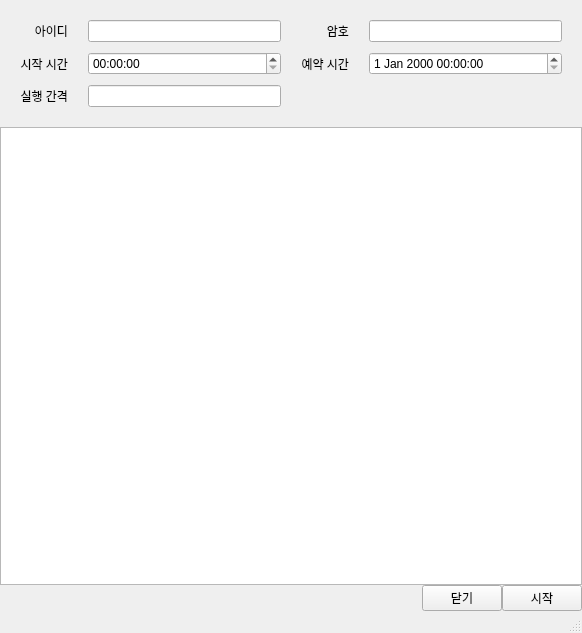
Above: app/ui/MainWindow.ui from gyuha/namyeoju-golf-club before the change. Below: the same form after it.
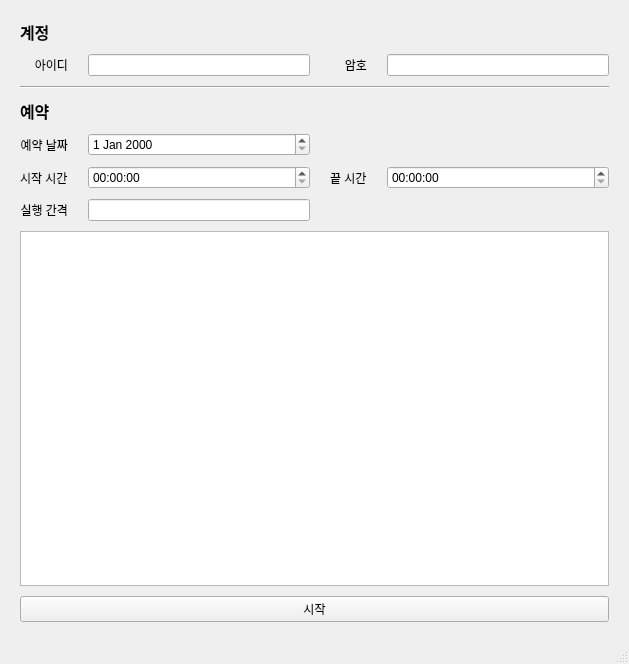
That is the form after the change.

Commit message: 예약 제작 중

Diff of the .ui file:
```diff
--- a/app/ui/MainWindow.ui
+++ b/app/ui/MainWindow.ui
@@ -6,12 +6,12 @@
    <rect>
     <x>0</x>
     <y>0</y>
-    <width>582</width>
-    <height>633</height>
+    <width>629</width>
+    <height>664</height>
    </rect>
   </property>
   <property name="windowTitle">
-   <string>Wolf catcher</string>
+   <string>Namyeoju</string>
   </property>
   <widget class="QWidget" name="centralwidget">
    <property name="maximumSize">
@@ -23,7 +23,7 @@
    <property name="autoFillBackground">
     <bool>false</bool>
    </property>
-   <layout class="QVBoxLayout" name="verticalLayout" stretch="0,0,0">
+   <layout class="QVBoxLayout" name="verticalLayout" stretch="0">
     <property name="spacing">
      <number>0</number>
     </property>
@@ -40,7 +40,7 @@
      <number>0</number>
     </property>
     <item>
-     <layout class="QGridLayout" name="gridLayout" rowstretch="0,0,0,0">
+     <layout class="QGridLayout" name="gridLayout" rowstretch="0,0,0,0,0,0,0,0,0,0">
       <property name="leftMargin">
        <number>20</number>
       </property>
@@ -59,6 +59,13 @@
       <property name="verticalSpacing">
        <number>10</number>
       </property>
+      <item row="6" column="2">
+       <widget class="QLabel" name="label_7">
+        <property name="text">
+         <string>끝 시간</string>
+        </property>
+       </widget>
+      </item>
       <item row="1" column="0">
        <widget class="QLabel" name="label">
         <property name="text">
@@ -69,65 +76,29 @@
         </property>
        </widget>
       </item>
-      <item row="3" column="0">
-       <widget class="QLabel" name="label_5">
-        <property name="text">
-         <string>실행 간격</string>
-        </property>
-        <property name="alignment">
-         <set>Qt::AlignRight|Qt::AlignTrailing|Qt::AlignVCenter</set>
-        </property>
-       </widget>
+      <item row="6" column="3">
+       <widget class="QTimeEdit" name="teEndTime"/>
       </item>
-      <item row="2" column="2">
-       <widget class="QLabel" name="label_4">
-        <property name="text">
-         <string>예약 시간</string>
-        </property>
-        <property name="alignment">
-         <set>Qt::AlignRight|Qt::AlignTrailing|Qt::AlignVCenter</set>
-        </property>
-       </widget>
+      <item row="7" column="1">
+       <widget class="QLineEdit" name="leRunDuration"/>
       </item>
-      <item row="2" column="1">
-       <widget class="QTimeEdit" name="teStartTime"/>
-      </item>
-      <item row="2" column="0">
+      <item row="5" column="0">
        <widget class="QLabel" name="label_3">
         <property name="text">
+         <string>예약 날짜</string>
+        </property>
+        <property name="alignment">
+         <set>Qt::AlignRight|Qt::AlignTrailing|Qt::AlignVCenter</set>
+        </property>
+       </widget>
+      </item>
+      <item row="6" column="0">
+       <widget class="QLabel" name="label_6">
+        <property name="text">
          <string>시작 시간</string>
         </property>
-        <property name="alignment">
-         <set>Qt::AlignRight|Qt::AlignTrailing|Qt::AlignVCenter</set>
-        </property>
        </widget>
       </item>
-      <item row="1" column="1">
-       <widget class="QLineEdit" name="leID">
-        <property name="maximumSize">
-         <size>
-          <width>16777215</width>
-          <height>16777215</height>
-         </size>
-        </property>
-       </widget>
-      </item>
-      <item row="1" column="2">
-       <widget class="QLabel" name="label_2">
-        <property name="text">
-         <string>암호</string>
-        </property>
-        <property name="alignment">
-         <set>Qt::AlignRight|Qt::AlignTrailing|Qt::AlignVCenter</set>
-        </property>
-       </widget>
-      </item>
-      <item row="2" column="3">
-       <widget class="QDateTimeEdit" name="dteRereservation"/>
-      </item>
-      <item row="3" column="1">
-       <widget class="QLineEdit" name="leRunMultiple"/>
-      </item>
       <item row="1" column="3">
        <widget class="QLineEdit" name="lePassword">
         <property name="maximumSize">
@@ -141,40 +112,95 @@
         </property>
        </widget>
       </item>
-     </layout>
-    </item>
-    <item>
-     <widget class="QListWidget" name="listWidget"/>
-    </item>
-    <item>
-     <layout class="QHBoxLayout" name="horizontalLayout">
-      <item>
-       <spacer name="horizontalSpacer">
+      <item row="3" column="0" colspan="4">
+       <widget class="Line" name="line">
         <property name="orientation">
          <enum>Qt::Horizontal</enum>
         </property>
-        <property name="sizeHint" stdset="0">
-         <size>
-          <width>40</width>
-          <height>20</height>
-         </size>
+       </widget>
+      </item>
+      <item row="6" column="1">
+       <widget class="QTimeEdit" name="teStartTime"/>
+      </item>
+      <item row="0" column="0" colspan="2">
+       <widget class="QLabel" name="label_4">
+        <property name="font">
+         <font>
+          <pointsize>12</pointsize>
+          <bold>true</bold>
+         </font>
         </property>
-       </spacer>
+        <property name="text">
+         <string>계정</string>
+        </property>
+       </widget>
       </item>
-      <item>
-       <widget class="QPushButton" name="btnClose">
+      <item row="5" column="1">
+       <widget class="QDateEdit" name="deReserveDate"/>
+      </item>
+      <item row="7" column="0">
+       <widget class="QLabel" name="label_5">
         <property name="text">
-         <string>닫기</string>
+         <string>실행 간격</string>
         </property>
+        <property name="alignment">
+         <set>Qt::AlignRight|Qt::AlignTrailing|Qt::AlignVCenter</set>
+        </property>
        </widget>
       </item>
-      <item>
+      <item row="1" column="2">
+       <widget class="QLabel" name="label_2">
+        <property name="text">
+         <string>암호</string>
+        </property>
+        <property name="alignment">
+         <set>Qt::AlignRight|Qt::AlignTrailing|Qt::AlignVCenter</set>
+        </property>
+       </widget>
+      </item>
+      <item row="4" column="0" colspan="2">
+       <widget class="QLabel" name="label_8">
+        <property name="font">
+         <font>
+          <pointsize>12</pointsize>
+          <bold>true</bold>
+         </font>
+        </property>
+        <property name="text">
+         <string>예약</string>
+        </property>
+       </widget>
+      </item>
+      <item row="9" column="0" colspan="4">
        <widget class="QPushButton" name="btnStart">
         <property name="text">
          <string>시작</string>
         </property>
        </widget>
       </item>
+      <item row="1" column="1">
+       <widget class="QLineEdit" name="leID">
+        <property name="maximumSize">
+         <size>
+          <width>16777215</width>
+          <height>16777215</height>
+         </size>
+        </property>
+       </widget>
+      </item>
+      <item row="8" column="0" colspan="4">
+       <widget class="QPlainTextEdit" name="teLog">
+        <property name="minimumSize">
+         <size>
+          <width>0</width>
+          <height>300</height>
+         </size>
+        </property>
+        <property name="plainText">
+         <string/>
+        </property>
+       </widget>
+      </item>
      </layout>
     </item>
    </layout>
```
The commit also changes 4 other files.
